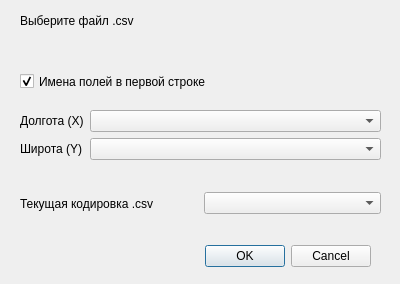
gis56/geo_pie, file ui/csv_to_shape.ui: the form before one commit.
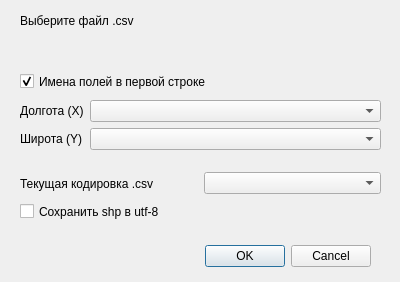
The form after the commit. Custom widgets are drawn as their Qt base class.

Commit message: error decode

The edit to the form file:
```diff
--- a/ui/csv_to_shape.ui
+++ b/ui/csv_to_shape.ui
@@ -7,7 +7,7 @@
     <x>0</x>
     <y>0</y>
     <width>400</width>
-    <height>284</height>
+    <height>282</height>
    </rect>
   </property>
   <property name="windowTitle">
@@ -71,7 +71,7 @@
    <property name="geometry">
     <rect>
      <x>20</x>
-     <y>110</y>
+     <y>100</y>
      <width>361</width>
      <height>58</height>
     </rect>
@@ -103,7 +103,7 @@
    <property name="geometry">
     <rect>
      <x>20</x>
-     <y>190</y>
+     <y>170</y>
      <width>361</width>
      <height>27</height>
     </rect>
@@ -117,10 +117,30 @@
      </widget>
     </item>
     <item>
-     <widget class="QComboBox" name="encode_comboBox"/>
+     <widget class="QComboBox" name="encode_comboBox">
+      <property name="placeholderText">
+       <string>выберите из списка</string>
+      </property>
+     </widget>
     </item>
    </layout>
   </widget>
+  <widget class="QCheckBox" name="decode_check">
+   <property name="geometry">
+    <rect>
+     <x>20</x>
+     <y>200</y>
+     <width>361</width>
+     <height>23</height>
+    </rect>
+   </property>
+   <property name="text">
+    <string>Сохранить shp в utf-8</string>
+   </property>
+   <property name="checked">
+    <bool>false</bool>
+   </property>
+  </widget>
  </widget>
  <customwidgets>
   <customwidget>
```
The commit also changes 1 other file.
